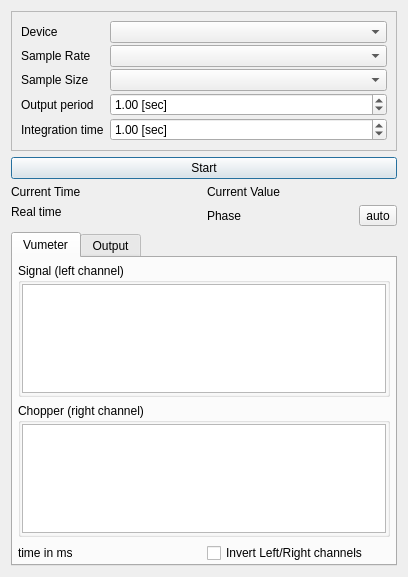
antigol/lockin2, file src/lockin_gui.ui: the form before one commit.
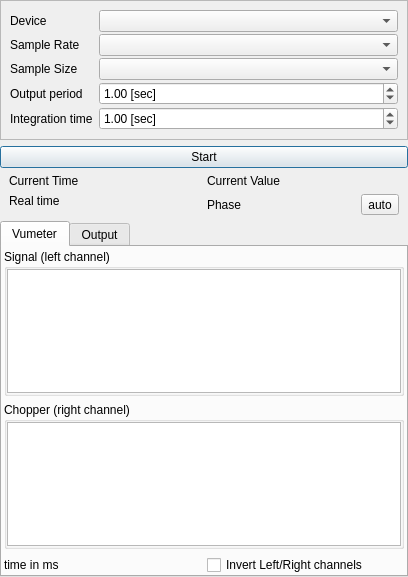
The form after the commit. Custom widgets are drawn as their Qt base class.

Diff of the .ui file:
```diff
--- a/src/lockin_gui.ui
+++ b/src/lockin_gui.ui
@@ -14,6 +14,18 @@
    <string>Lockin</string>
   </property>
   <layout class="QVBoxLayout" name="verticalLayout_4">
+   <property name="leftMargin">
+    <number>0</number>
+   </property>
+   <property name="topMargin">
+    <number>0</number>
+   </property>
+   <property name="rightMargin">
+    <number>0</number>
+   </property>
+   <property name="bottomMargin">
+    <number>0</number>
+   </property>
    <item>
     <widget class="QFrame" name="frame">
      <property name="frameShape">
@@ -123,6 +135,12 @@
    </item>
    <item>
     <layout class="QHBoxLayout" name="horizontalLayout">
+     <property name="leftMargin">
+      <number>9</number>
+     </property>
+     <property name="rightMargin">
+      <number>9</number>
+     </property>
      <item>
       <layout class="QFormLayout" name="formLayout_4">
        <item row="0" column="0">
@@ -214,16 +232,16 @@
       </attribute>
       <layout class="QVBoxLayout" name="verticalLayout_2">
        <property name="leftMargin">
-        <number>5</number>
+        <number>2</number>
        </property>
        <property name="topMargin">
-        <number>5</number>
+        <number>2</number>
        </property>
        <property name="rightMargin">
-        <number>5</number>
+        <number>2</number>
        </property>
        <property name="bottomMargin">
-        <number>1</number>
+        <number>0</number>
        </property>
        <item>
         <widget class="QGroupBox" name="groupBox">
@@ -238,16 +256,16 @@
          </property>
          <layout class="QVBoxLayout" name="verticalLayout">
           <property name="leftMargin">
-           <number>1</number>
+           <number>0</number>
           </property>
           <property name="topMargin">
-           <number>1</number>
+           <number>0</number>
           </property>
           <property name="rightMargin">
-           <number>1</number>
+           <number>0</number>
           </property>
           <property name="bottomMargin">
-           <number>1</number>
+           <number>0</number>
           </property>
           <item>
            <widget class="XYView" name="left"/>
@@ -262,16 +280,16 @@
          </property>
          <layout class="QVBoxLayout" name="verticalLayout_3">
           <property name="leftMargin">
-           <number>1</number>
+           <number>0</number>
           </property>
           <property name="topMargin">
-           <number>1</number>
+           <number>0</number>
           </property>
           <property name="rightMargin">
-           <number>1</number>
+           <number>0</number>
           </property>
           <property name="bottomMargin">
-           <number>1</number>
+           <number>0</number>
           </property>
           <item>
            <widget class="XYView" name="right"/>
```
Left out of the diff: 8 changed lines with no effect on the pictures.
